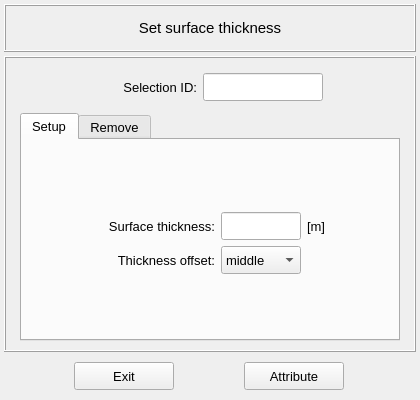
Above: vibra/interface/data/ui_files/model/setup/structural/surface_thickness_input.ui from MOPT-UFSC/VIBRA before the change. Below: the same form after it.
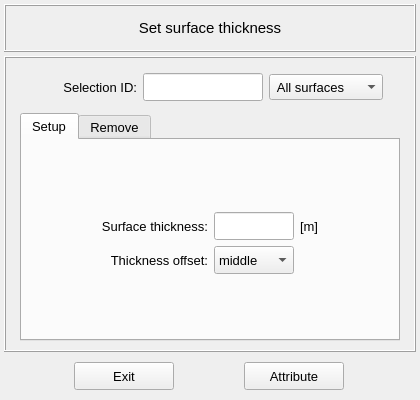
That is the form after the change.

Patch:
```diff
--- a/vibra/interface/data/ui_files/model/setup/structural/surface_thickness_input.ui
+++ b/vibra/interface/data/ui_files/model/setup/structural/surface_thickness_input.ui
@@ -123,6 +123,19 @@
          <property name="verticalSpacing">
           <number>2</number>
          </property>
+         <item row="0" column="4">
+          <spacer name="horizontalSpacer_2">
+           <property name="orientation">
+            <enum>Qt::Horizontal</enum>
+           </property>
+           <property name="sizeHint" stdset="0">
+            <size>
+             <width>40</width>
+             <height>20</height>
+            </size>
+           </property>
+          </spacer>
+         </item>
          <item row="0" column="2">
           <widget class="QLineEdit" name="lineEdit_selection_id">
            <property name="minimumSize">
@@ -202,17 +215,35 @@
           </spacer>
          </item>
          <item row="0" column="3">
-          <spacer name="horizontalSpacer_2">
-           <property name="orientation">
-            <enum>Qt::Horizontal</enum>
+          <widget class="QComboBox" name="comboBox_attribution_type">
+           <property name="minimumSize">
+            <size>
+             <width>100</width>
+             <height>26</height>
+            </size>
            </property>
-           <property name="sizeHint" stdset="0">
+           <property name="maximumSize">
             <size>
-             <width>40</width>
-             <height>20</height>
+             <width>16777215</width>
+             <height>26</height>
             </size>
            </property>
-          </spacer>
+           <property name="font">
+            <font>
+             <pointsize>10</pointsize>
+            </font>
+           </property>
+           <item>
+            <property name="text">
+             <string> All surfaces</string>
+            </property>
+           </item>
+           <item>
+            <property name="text">
+             <string> Selected surfaces</string>
+            </property>
+           </item>
+          </widget>
          </item>
         </layout>
        </widget>
@@ -325,7 +356,7 @@
            <widget class="QLabel" name="label_19">
             <property name="minimumSize">
              <size>
-              <width>120</width>
+              <width>80</width>
               <height>28</height>
              </size>
             </property>
@@ -356,7 +387,7 @@
            <widget class="QLabel" name="label_18">
             <property name="minimumSize">
              <size>
-              <width>120</width>
+              <width>80</width>
               <height>28</height>
              </size>
             </property>
@@ -397,6 +428,11 @@
               <height>28</height>
              </size>
             </property>
+            <property name="font">
+             <font>
+              <pointsize>10</pointsize>
+             </font>
+            </property>
             <item>
              <property name="text">
               <string>middle</string>
```
Left out of the diff: 26 changed lines with no effect on the pictures.
